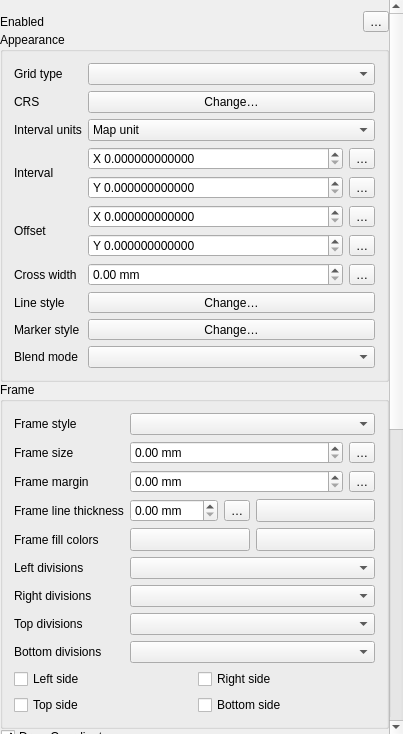
The window that src/ui/layout/qgslayoutmapgridwidgetbase.ui (carsmie/QGIS) describes before a commit, drawn with Qt 5.
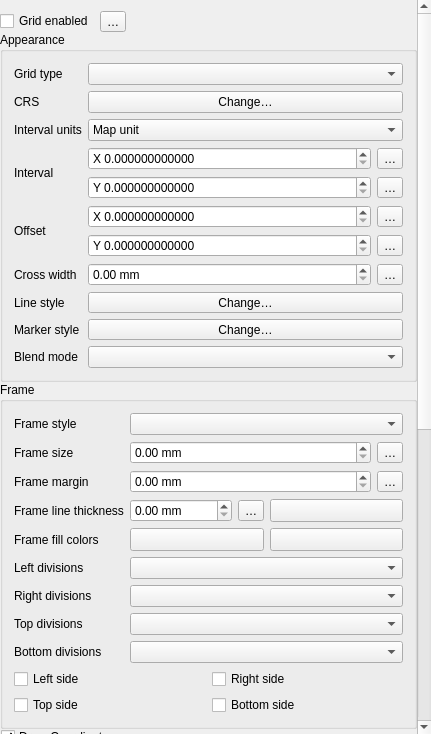
The same window after the commit. Icons and pictures are not drawn. Custom widgets are drawn as their Qt base class.

Commit message:
[needs-docs][layouts] Move grid "enabled" check box to grid properties panel
Allows it to sit next to the corresponding data defined button

```diff
--- a/src/ui/layout/qgslayoutmapgridwidgetbase.ui
+++ b/src/ui/layout/qgslayoutmapgridwidgetbase.ui
@@ -6,7 +6,7 @@
    <rect>
     <x>0</x>
     <y>0</y>
-    <width>403</width>
+    <width>431</width>
     <height>734</height>
    </rect>
   </property>
@@ -47,9 +47,9 @@
       <property name="geometry">
        <rect>
         <x>0</x>
-        <y>-48</y>
-        <width>394</width>
-        <height>1110</height>
+        <y>0</y>
+        <width>417</width>
+        <height>1449</height>
        </rect>
       </property>
       <property name="sizePolicy">
@@ -74,9 +74,9 @@
        <item>
         <layout class="QHBoxLayout" name="horizontalLayout_2">
          <item>
-          <widget class="QLabel" name="label_2">
+          <widget class="QCheckBox" name="mEnabledCheckBox">
            <property name="text">
-            <string>Enabled</string>
+            <string>Grid enabled</string>
            </property>
           </widget>
          </item>
@@ -87,6 +87,19 @@
            </property>
           </widget>
          </item>
+         <item>
+          <spacer name="horizontalSpacer_2">
+           <property name="orientation">
+            <enum>Qt::Horizontal</enum>
+           </property>
+           <property name="sizeHint" stdset="0">
+            <size>
+             <width>40</width>
+             <height>20</height>
+            </size>
+           </property>
+          </spacer>
+         </item>
         </layout>
        </item>
        <item>
@@ -824,12 +837,6 @@
    <header>qgsscrollarea.h</header>
    <container>1</container>
   </customwidget>
-  <customwidget>
-   <class>QgsColorButton</class>
-   <extends>QToolButton</extends>
-   <header>qgscolorbutton.h</header>
-   <container>1</container>
-  </customwidget>
   <customwidget>
    <class>QgsCollapsibleGroupBoxBasic</class>
    <extends>QGroupBox</extends>
@@ -841,11 +848,6 @@
    <extends>QDoubleSpinBox</extends>
    <header>qgsdoublespinbox.h</header>
   </customwidget>
-  <customwidget>
-   <class>QgsFontButton</class>
-   <extends>QToolButton</extends>
-   <header>qgsfontbutton.h</header>
-  </customwidget>
   <customwidget>
    <class>QgsSpinBox</class>
    <extends>QSpinBox</extends>
@@ -866,6 +868,17 @@
    <extends>QToolButton</extends>
    <header>qgspropertyoverridebutton.h</header>
   </customwidget>
+  <customwidget>
+   <class>QgsColorButton</class>
+   <extends>QToolButton</extends>
+   <header>qgscolorbutton.h</header>
+   <container>1</container>
+  </customwidget>
+  <customwidget>
+   <class>QgsFontButton</class>
+   <extends>QToolButton</extends>
+   <header>qgsfontbutton.h</header>
+  </customwidget>
  </customwidgets>
  <tabstops>
   <tabstop>scrollArea</tabstop>
```
Left out of the diff: 6 changed lines with no effect on the pictures. The commit also changes 5 other files.
